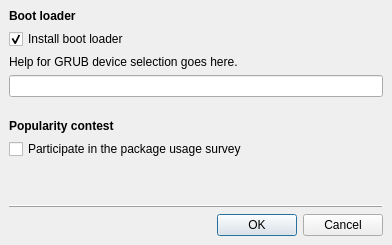
Above: gui/qt/advanceddialog.ui from chenhan1218/ubiquity before the change. Below: the same form after it.
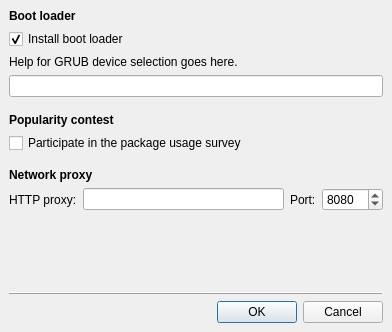
That is the form after the change.

Commit message: add web proxy field to qt frontend.  Patch by Richard A. Johnson <nixternal@kubuntu.org>

Patch:
```diff
--- a/gui/qt/advanceddialog.ui
+++ b/gui/qt/advanceddialog.ui
@@ -6,7 +6,7 @@
     <x>0</x>
     <y>0</y>
     <width>392</width>
-    <height>245</height>
+    <height>332</height>
    </rect>
   </property>
   <property name="sizePolicy" >
@@ -40,49 +40,29 @@
    <property name="verticalSpacing" >
     <number>6</number>
    </property>
-   <item row="9" column="0" >
-    <widget class="QDialogButtonBox" name="buttonBox" >
-     <property name="orientation" >
-      <enum>Qt::Horizontal</enum>
+   <item row="0" column="0" >
+    <widget class="QLabel" name="bootloader_group_label" >
+     <property name="sizePolicy" >
+      <sizepolicy vsizetype="Maximum" hsizetype="MinimumExpanding" >
+       <horstretch>0</horstretch>
+       <verstretch>0</verstretch>
+      </sizepolicy>
      </property>
-     <property name="standardButtons" >
-      <set>QDialogButtonBox::Cancel|QDialogButtonBox::NoButton|QDialogButtonBox::Ok</set>
+     <property name="text" >
+      <string>&lt;strong>Boot loader&lt;/strong></string>
      </property>
     </widget>
    </item>
-   <item row="7" column="0" >
-    <spacer>
-     <property name="orientation" >
-      <enum>Qt::Vertical</enum>
+   <item row="1" column="0" >
+    <widget class="QCheckBox" name="grub_enable" >
+     <property name="text" >
+      <string>Install boot loader</string>
      </property>
-     <property name="sizeHint" >
-      <size>
-       <width>357</width>
-       <height>16</height>
-      </size>
+     <property name="checked" >
+      <bool>true</bool>
      </property>
-    </spacer>
-   </item>
-   <item row="8" column="0" >
-    <widget class="QFrame" name="frame" >
-     <property name="frameShape" >
-      <enum>QFrame::HLine</enum>
-     </property>
-     <property name="frameShadow" >
-      <enum>QFrame::Raised</enum>
-     </property>
     </widget>
    </item>
-   <item row="6" column="0" >
-    <widget class="QCheckBox" name="popcon_checkbutton" >
-     <property name="text" >
-      <string>Participate in the package usage survey</string>
-     </property>
-    </widget>
-   </item>
-   <item row="3" column="0" >
-    <widget class="QLineEdit" name="grub_device_entry" />
-   </item>
    <item row="2" column="0" >
     <widget class="QLabel" name="grub_device_label" >
      <property name="sizePolicy" >
@@ -99,6 +79,9 @@
      </property>
     </widget>
    </item>
+   <item row="3" column="0" >
+    <widget class="QLineEdit" name="grub_device_entry" />
+   </item>
    <item row="4" column="0" >
     <spacer>
      <property name="orientation" >
@@ -115,19 +98,6 @@
      </property>
     </spacer>
    </item>
-   <item row="0" column="0" >
-    <widget class="QLabel" name="bootloader_group_label" >
-     <property name="sizePolicy" >
-      <sizepolicy vsizetype="Maximum" hsizetype="MinimumExpanding" >
-       <horstretch>0</horstretch>
-       <verstretch>0</verstretch>
-      </sizepolicy>
-     </property>
-     <property name="text" >
-      <string>&lt;strong>Boot loader&lt;/strong></string>
-     </property>
-    </widget>
-   </item>
    <item row="5" column="0" >
     <widget class="QLabel" name="popcon_group_label" >
      <property name="text" >
@@ -135,13 +105,97 @@
      </property>
     </widget>
    </item>
-   <item row="1" column="0" >
-    <widget class="QCheckBox" name="grub_enable" >
+   <item row="6" column="0" >
+    <widget class="QCheckBox" name="popcon_checkbutton" >
      <property name="text" >
-      <string>Install boot loader</string>
+      <string>Participate in the package usage survey</string>
      </property>
-     <property name="checked" >
-      <bool>true</bool>
+    </widget>
+   </item>
+   <item row="7" column="0" >
+    <spacer>
+     <property name="orientation" >
+      <enum>Qt::Vertical</enum>
+     </property>
+     <property name="sizeType" >
+      <enum>QSizePolicy::Maximum</enum>
+     </property>
+     <property name="sizeHint" >
+      <size>
+       <width>357</width>
+       <height>16</height>
+      </size>
+     </property>
+    </spacer>
+   </item>
+   <item row="8" column="0" >
+    <widget class="QLabel" name="proxy_group_label" >
+     <property name="text" >
+      <string>&lt;strong>Network proxy&lt;/strong></string>
+     </property>
+    </widget>
+   </item>
+   <item row="9" column="0" >
+    <layout class="QHBoxLayout" >
+     <item>
+      <widget class="QLabel" name="proxy_host_label" >
+       <property name="text" >
+        <string>HTTP proxy:</string>
+       </property>
+      </widget>
+     </item>
+     <item>
+      <widget class="QLineEdit" name="proxy_host_entry" />
+     </item>
+     <item>
+      <widget class="QLabel" name="proxy_port_label" >
+       <property name="text" >
+        <string>Port:</string>
+       </property>
+      </widget>
+     </item>
+     <item>
+      <widget class="QSpinBox" name="proxy_port_spinbutton" >
+       <property name="maximum" >
+        <number>65535</number>
+       </property>
+       <property name="value" >
+        <number>8080</number>
+       </property>
+      </widget>
+     </item>
+    </layout>
+   </item>
+   <item row="10" column="0" >
+    <spacer>
+     <property name="orientation" >
+      <enum>Qt::Vertical</enum>
+     </property>
+     <property name="sizeHint" >
+      <size>
+       <width>374</width>
+       <height>81</height>
+      </size>
+     </property>
+    </spacer>
+   </item>
+   <item row="11" column="0" >
+    <widget class="QFrame" name="frame" >
+     <property name="frameShape" >
+      <enum>QFrame::HLine</enum>
+     </property>
+     <property name="frameShadow" >
+      <enum>QFrame::Raised</enum>
+     </property>
+    </widget>
+   </item>
+   <item row="12" column="0" >
+    <widget class="QDialogButtonBox" name="buttonBox" >
+     <property name="orientation" >
+      <enum>Qt::Horizontal</enum>
+     </property>
+     <property name="standardButtons" >
+      <set>QDialogButtonBox::Cancel|QDialogButtonBox::NoButton|QDialogButtonBox::Ok</set>
      </property>
     </widget>
    </item>
```
The commit also changes 1 other file.
